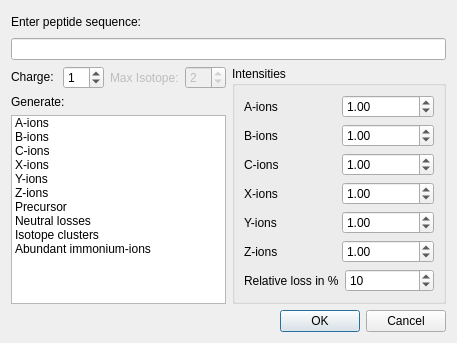
The window that src/openms_gui/include/OpenMS/VISUAL/DIALOGS/UIC/TheoreticalSpectrumGenerationDialog.ui (OpenMS/OpenMS-TOPP-GUI) describes before a commit, drawn with Qt 5.
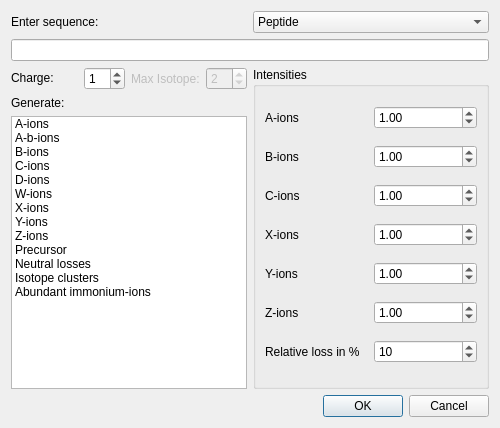
The same window after the commit.

Commit message: Added option to generate RNA spectra in TOPPView

What changed in the file:
```diff
--- a/src/openms_gui/include/OpenMS/VISUAL/DIALOGS/UIC/TheoreticalSpectrumGenerationDialog.ui
+++ b/src/openms_gui/include/OpenMS/VISUAL/DIALOGS/UIC/TheoreticalSpectrumGenerationDialog.ui
@@ -6,8 +6,8 @@
    <rect>
     <x>0</x>
     <y>0</y>
-    <width>457</width>
-    <height>343</height>
+    <width>500</width>
+    <height>428</height>
    </rect>
   </property>
   <property name="windowTitle">
@@ -17,11 +17,29 @@
    <item>
     <layout class="QVBoxLayout" name="verticalLayout">
      <item>
-      <widget class="QLabel" name="enter_seq_label">
-       <property name="text">
-        <string>Enter peptide sequence:</string>
-       </property>
-      </widget>
+      <layout class="QHBoxLayout" name="horizontalLayout_12">
+       <item>
+        <widget class="QLabel" name="enter_seq_label">
+         <property name="text">
+          <string>Enter sequence:</string>
+         </property>
+        </widget>
+       </item>
+       <item>
+        <widget class="QComboBox" name="comboBox">
+         <item>
+          <property name="text">
+           <string>Peptide</string>
+          </property>
+         </item>
+         <item>
+          <property name="text">
+           <string>RNA</string>
+          </property>
+         </item>
+        </widget>
+       </item>
+      </layout>
      </item>
      <item>
       <widget class="QLineEdit" name="line_edit">
@@ -143,6 +161,11 @@
              <string>A-ions</string>
             </property>
            </item>
+           <item>
+            <property name="text">
+             <string>A-b-ions</string>
+            </property>
+           </item>
            <item>
             <property name="text">
              <string>B-ions</string>
@@ -153,6 +176,16 @@
              <string>C-ions</string>
             </property>
            </item>
+           <item>
+            <property name="text">
+             <string>D-ions</string>
+            </property>
+           </item>
+           <item>
+            <property name="text">
+             <string>W-ions</string>
+            </property>
+           </item>
            <item>
             <property name="text">
              <string>X-ions</string>
```
The commit also changes 2 other files.
